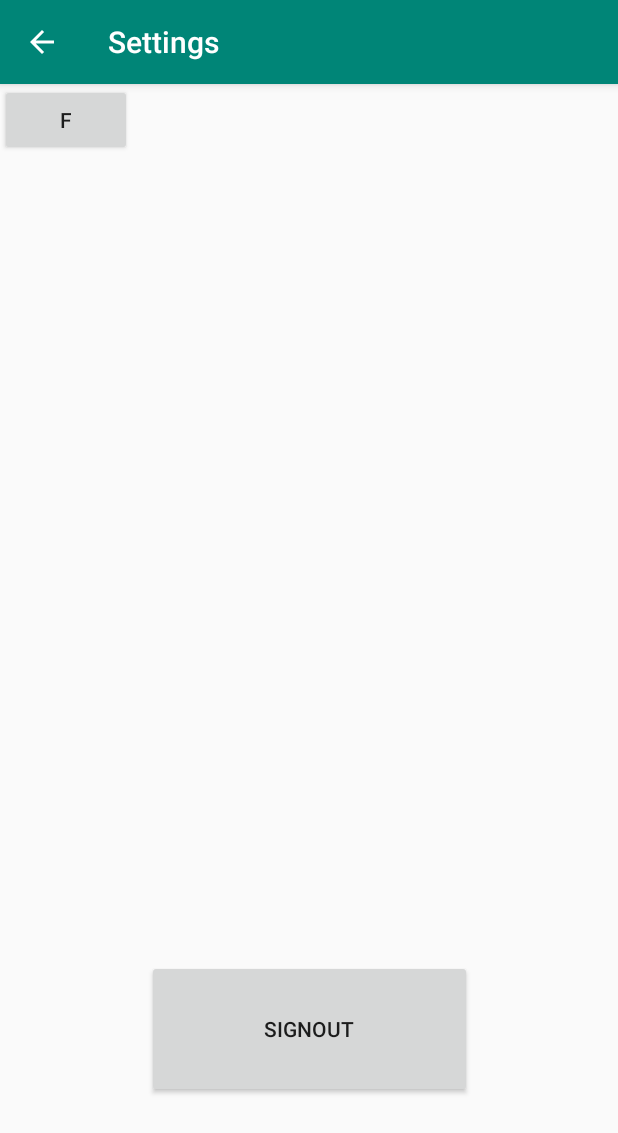
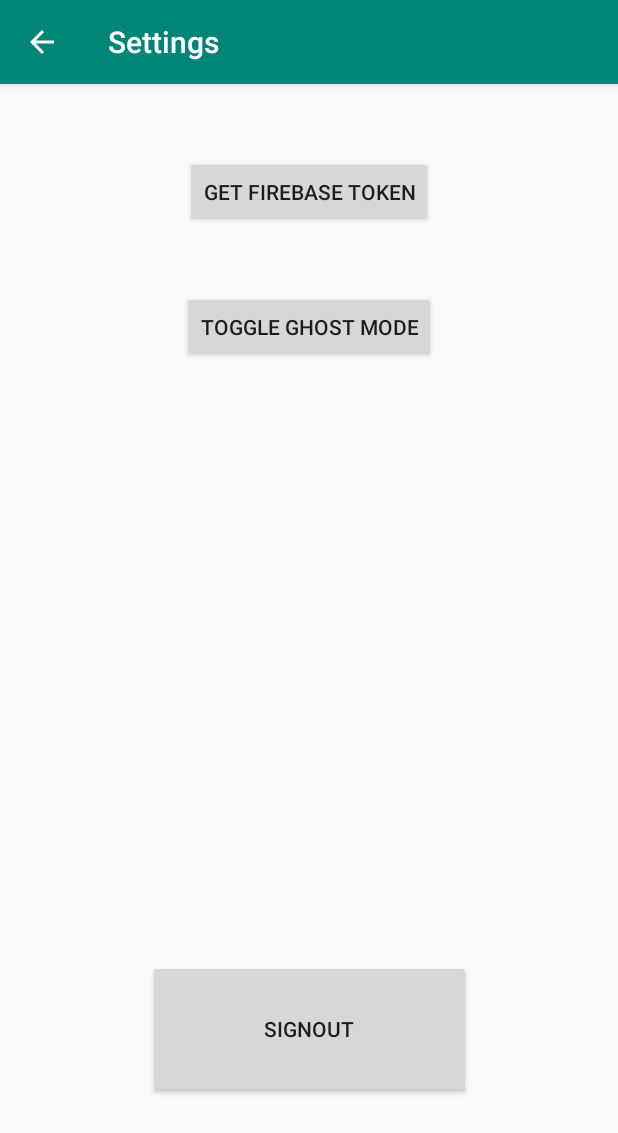
Before and after one commit to wu1dan/SquadUP, an Android app: the Settings screen opened directly, with no data from a screen before it, on a phone screen of 412 x 824 dp. Shown: the top 1133 px of the screen. Run offline under Robolectric (Android 15) with nearby library versions, the phone set to English and light mode, and no system bars; libraries missing offline, so code that uses them is left out: com.facebook, com.facebook.login.

Commit message:
Added Ghost Mode Toggling (and AuxFunctions class)

```diff
--- a/app/src/main/res/layout/activity_profile.xml
+++ b/app/src/main/res/layout/activity_profile.xml
@@ -118,7 +118,7 @@
                 android:id="@+id/imgDateofBirth"
                 android:layout_width="50dp"
                 android:layout_height="50dp"
-                android:src="@drawable/calendar" />
+                />
 
             <TextView
                 android:id="@+id/tvDateofBirth"
--- a/app/src/main/res/layout/activity_settings2.xml
+++ b/app/src/main/res/layout/activity_settings2.xml
@@ -1,8 +1,8 @@
 <?xml version="1.0" encoding="utf-8"?>
-<RelativeLayout
-    xmlns:android="http://schemas.android.com/apk/res/android"
+<androidx.constraintlayout.widget.ConstraintLayout xmlns:android="http://schemas.android.com/apk/res/android"
     xmlns:app="http://schemas.android.com/apk/res-auto"
     xmlns:tools="http://schemas.android.com/tools"
+    android:id="@+id/relativeLayout"
     android:layout_width="match_parent"
     android:layout_height="match_parent"
     tools:context=".Settings">
@@ -11,11 +11,6 @@
         android:id="@+id/btnSignOut"
         android:layout_width="215dp"
         android:layout_height="92dp"
-        android:layout_alignParentStart="true"
-        android:layout_alignParentLeft="true"
-        android:layout_alignParentEnd="true"
-        android:layout_alignParentRight="true"
-        android:layout_alignParentBottom="true"
         android:layout_marginStart="98dp"
         android:layout_marginLeft="98dp"
         android:layout_marginEnd="97dp"
@@ -23,12 +18,37 @@
         android:layout_marginBottom="92dp"
         android:text="SignOut"
         app:layout_constraintBottom_toBottomOf="parent"
-        app:layout_constraintEnd_toEndOf="parent" />
+        app:layout_constraintEnd_toEndOf="parent"
+        app:layout_constraintLeft_toLeftOf="parent"
+        app:layout_constraintRight_toRightOf="parent"
+        app:layout_constraintStart_toStartOf="parent" />
 
     <Button
         android:id="@+id/btnFirebase"
         android:layout_width="wrap_content"
         android:layout_height="wrap_content"
-        android:text="F" />
+        android:layout_marginStart="160dp"
+        android:layout_marginLeft="160dp"
+        android:layout_marginTop="48dp"
+        android:layout_marginEnd="160dp"
+        android:layout_marginRight="160dp"
+        android:text="Get Firebase Token"
+        app:layout_constraintEnd_toEndOf="parent"
+        app:layout_constraintStart_toStartOf="parent"
+        app:layout_constraintTop_toTopOf="parent" />
 
-</RelativeLayout>
+    <Button
+        android:id="@+id/btnGhostMode"
+        android:layout_width="wrap_content"
+        android:layout_height="wrap_content"
+        android:layout_marginStart="164dp"
+        android:layout_marginLeft="164dp"
+        android:layout_marginTop="42dp"
+        android:layout_marginEnd="164dp"
+        android:layout_marginRight="164dp"
+        android:text="Toggle Ghost Mode"
+        app:layout_constraintEnd_toEndOf="parent"
+        app:layout_constraintStart_toStartOf="parent"
+        app:layout_constraintTop_toBottomOf="@+id/btnFirebase" />
+
+</androidx.constraintlayout.widget.ConstraintLayout>
--- a/app/src/main/res/values/strings.xml
+++ b/app/src/main/res/values/strings.xml
@@ -8,6 +8,9 @@
     <string name="default_notification_channel_id">fcm_default_channel</string>
     <string name="default_notification_channel_name">fcm_default_channel</string>
     <string name="msg_token_fmt" translatable="false">InstanceID Token: %s</string>
+    <string name="msg_subscribed">Successfully turned Ghost Mode OFF</string>
+    <string name="msg_unsubscribed">Successfully turned Ghost Mode ON</string>
+    <string name="msg_subscribe_failed">Ghost Mode toggle failed, please try again</string>
 
     <!-- Preference Titles -->
     <string name="messages_header">Messages</string>
```
Also changed, not shown: app/src/main/java/com/example/squadup/AuxFunctions.java (added, +15 -0 lines), app/src/main/java/com/example/squadup/MainActivity.java (+41 -0 lines), app/src/main/java/com/example/squadup/Settings.java (+49 -1 lines).
